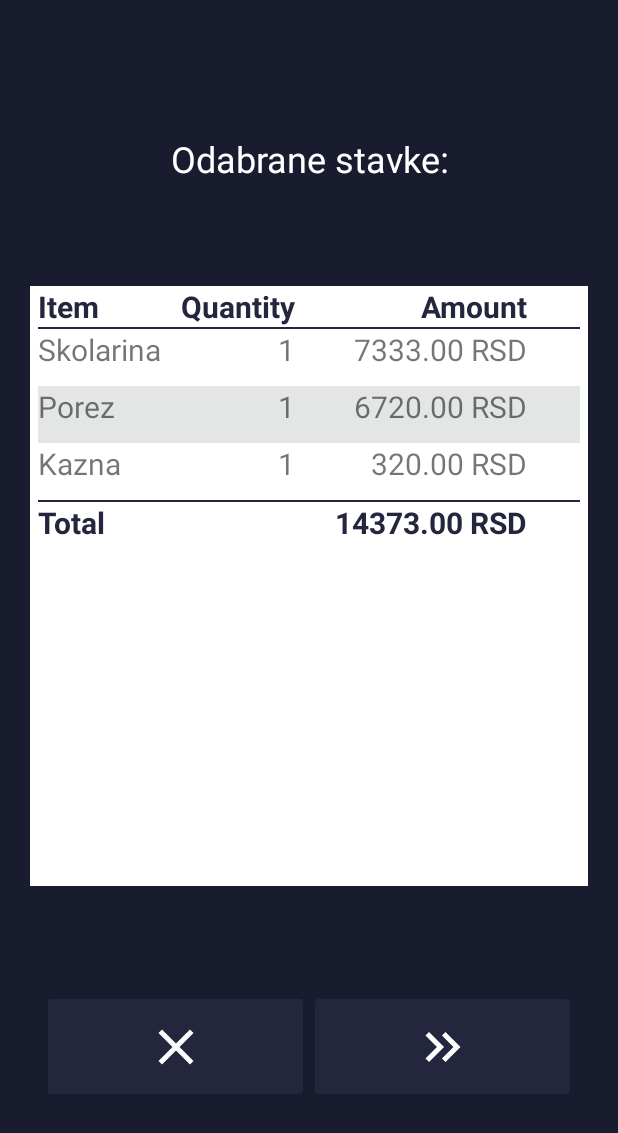
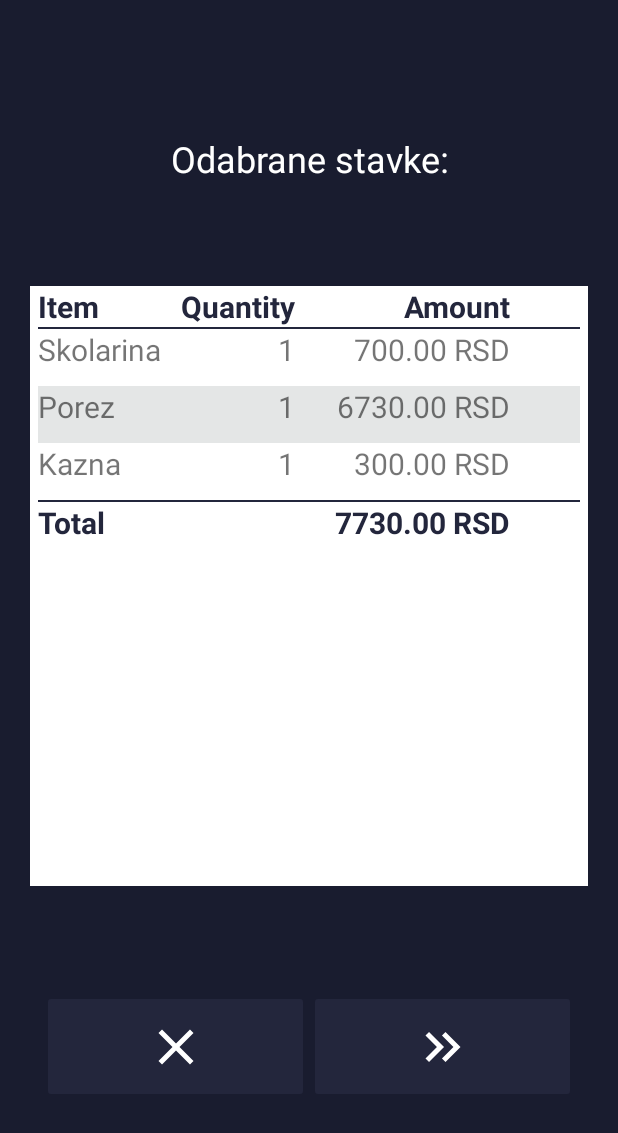
Before and after one commit to K0MaR1K/Sektor45Project, an Android app: the screen it shows after launch (BillActivity), after a tap on an icon or button, on a phone screen of 412 x 824 dp. Shown: the top 1133 px of the screen. Run offline under Robolectric (Android 15) with nearby library versions, the light colour scheme and no system bars; 1 statement that could not run was skipped; 2 other taps on this screen came first.

Commit message:
Update BillActivity.java

```diff
--- a/app/src/main/java/com/payten/ecrdemo/BillActivity.java
+++ b/app/src/main/java/com/payten/ecrdemo/BillActivity.java
@@ -237,9 +237,9 @@ public class BillActivity extends AppCompatActivity implements View.OnClickListe
             it.setClassName("com.payten.service","com.payten.service.PaytenEcrService");
             bindService(it,connection, Context.BIND_AUTO_CREATE);
         }
-        addItemToBill("Skolarina", 7333.0f);
-        addItemToBill("Porez", 6720.0f);
-        addItemToBill("Kazna", 320.0f);
+        addItemToBill("Skolarina", 700.0f);
+        addItemToBill("Porez", 6730.0f);
+        addItemToBill("Kazna", 300.0f);
 
         if (billTotal.compareTo(BigDecimal.ZERO) > 0) {
             setBillTableHeader();
@@ -290,7 +290,7 @@ public class BillActivity extends AppCompatActivity implements View.OnClickListe
         TextView total_text = findViewById(R.id.total_amount);
         TextView donation_text = findViewById(R.id.round_amount);
         total_text.setText(formatAmount(billTotal, true));
-        donation = BigDecimal.valueOf(Math.ceil(billTotal.doubleValue()/ 100.0) * 100);
+        donation = BigDecimal.valueOf(Math.ceil((billTotal.doubleValue() + 0.01) / 100) * 100);
         donation_text.setText(formatAmount(donation, true));
     }
 
```
